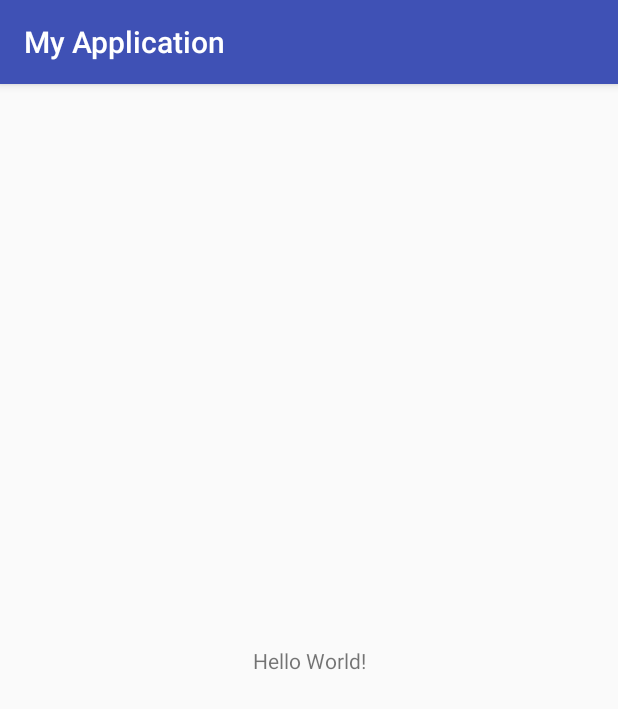
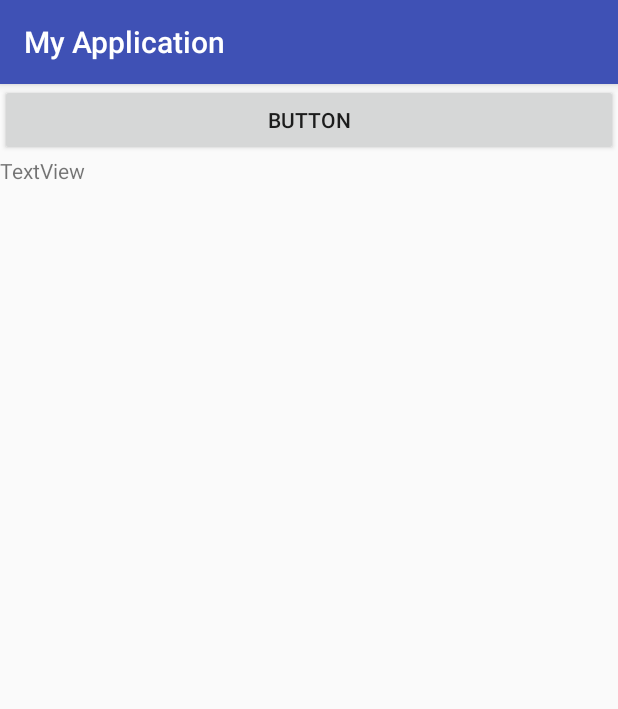
Before and after one commit to remerber/MyHttp, an Android app: the screen it shows after launch (MainActivity), on a phone screen of 412 x 824 dp. Shown: the top 709 px of the screen. Run offline under Robolectric (Android 15) with nearby library versions, the phone set to English and light mode, and no system bars.

Commit message:
2.将http切换到子线程中

```diff
--- a/app/src/main/java/com/example/hp/myapplication/MainActivity.java
+++ b/app/src/main/java/com/example/hp/myapplication/MainActivity.java
@@ -2,28 +2,57 @@ package com.example.hp.myapplication;
 
 import android.support.v7.app.AppCompatActivity;
 import android.os.Bundle;
+import android.view.View;
+import android.widget.Button;
+import android.widget.TextView;
 
 import com.example.httplib.HttpUrlConnectionUtil;
+import com.example.httplib.ICallback;
 import com.example.httplib.Request;
+import com.example.httplib.RequestTask;
 
 import java.io.IOException;
 import java.net.HttpURLConnection;
 
 public class MainActivity extends AppCompatActivity {
+    private Button button;
+    private TextView textView;
 
     @Override
     protected void onCreate(Bundle savedInstanceState) {
         super.onCreate(savedInstanceState);
         setContentView(R.layout.activity_main);
+        button = (Button) findViewById(R.id.button);
+        textView = (TextView) findViewById(R.id.textView);
+        button.setOnClickListener(new View.OnClickListener() {
+            @Override
+            public void onClick(View view) {
+                testHttpPostOnSubThread();
+            }
+        });
 
     }
 
-    public void testPost() throws IOException {
 
-        String url = "";
-        String content = "";
+
+    public void testHttpPostOnSubThread() {
+        String url = "http://api.stay4it.com/v1/public/core/?service=user.login";
+        String content = "account=stay4it&password=123456";
         Request request = new Request(url, Request.RequestMethod.POST);
-        String result = HttpUrlConnectionUtil.execute(request);
+        request.setCallback(new ICallback() {
+            @Override
+            public void onSuccess(String result) {
+                textView.setText("result:   "+result.toString());
+            }
+
+            @Override
+            public void onFailure(Exception e) {
+
+            }
+        });
+        request.content = content;
+        RequestTask task = new RequestTask(request);
+        task.execute();
 
     }
 }
--- a/app/src/main/res/layout/activity_main.xml
+++ b/app/src/main/res/layout/activity_main.xml
@@ -1,20 +1,22 @@
 <?xml version="1.0" encoding="utf-8"?>
-<android.support.constraint.ConstraintLayout
-    xmlns:android="http://schemas.android.com/apk/res/android"
+<LinearLayout xmlns:android="http://schemas.android.com/apk/res/android"
     xmlns:tools="http://schemas.android.com/tools"
-    xmlns:app="http://schemas.android.com/apk/res-auto"
     android:id="@+id/activity_main"
     android:layout_width="match_parent"
     android:layout_height="match_parent"
+    android:orientation="vertical"
     tools:context="com.example.hp.myapplication.MainActivity">
 
+
+    <Button
+        android:text="Button"
+        android:layout_width="match_parent"
+        android:layout_height="wrap_content"
+        android:id="@+id/button" />
+
     <TextView
-        android:layout_width="wrap_content"
+        android:text="TextView"
+        android:layout_width="match_parent"
         android:layout_height="wrap_content"
-        android:text="Hello World!"
-        app:layout_constraintBottom_toBottomOf="@+id/activity_main"
-        app:layout_constraintLeft_toLeftOf="@+id/activity_main"
-        app:layout_constraintRight_toRightOf="@+id/activity_main"
-        app:layout_constraintTop_toTopOf="@+id/activity_main" />
-
-</android.support.constraint.ConstraintLayout>
+        android:id="@+id/textView" />
+</LinearLayout>
--- a/httplib/src/main/java/com/example/httplib/HttpUrlConnectionUtil.java
+++ b/httplib/src/main/java/com/example/httplib/HttpUrlConnectionUtil.java
@@ -23,12 +23,13 @@ public class HttpUrlConnectionUtil {
     public static String execute(Request request) throws IOException {
         switch (request.method) {
             case GET:
+            case DELETE:
                 return get(request);
 
             case POST:
+            case PUT:
                 return post(request);
-            case PUT:
-            case DELETE:
+
 
         }
         return null;
@@ -87,6 +88,7 @@ public class HttpUrlConnectionUtil {
             out.flush();
             out.close();
             return new String(out.toByteArray());
+
         }
         return null;
 
--- /dev/null
+++ b/httplib/src/main/java/com/example/httplib/ICallback.java
@@ -0,0 +1,13 @@
+package com.example.httplib;
+
+/**
+ * Created by HP on 2017/3/6.
+ */
+
+public interface ICallback {
+
+    void onSuccess(String result);
+
+    void onFailure(Exception e);
+
+}
```
Also changed, not shown: app/src/main/AndroidManifest.xml (+5 -3 lines), httplib/src/main/java/com/example/httplib/Request.java (+11 -4 lines), httplib/src/main/java/com/example/httplib/RequestTask.java (added, +44 -0 lines).
